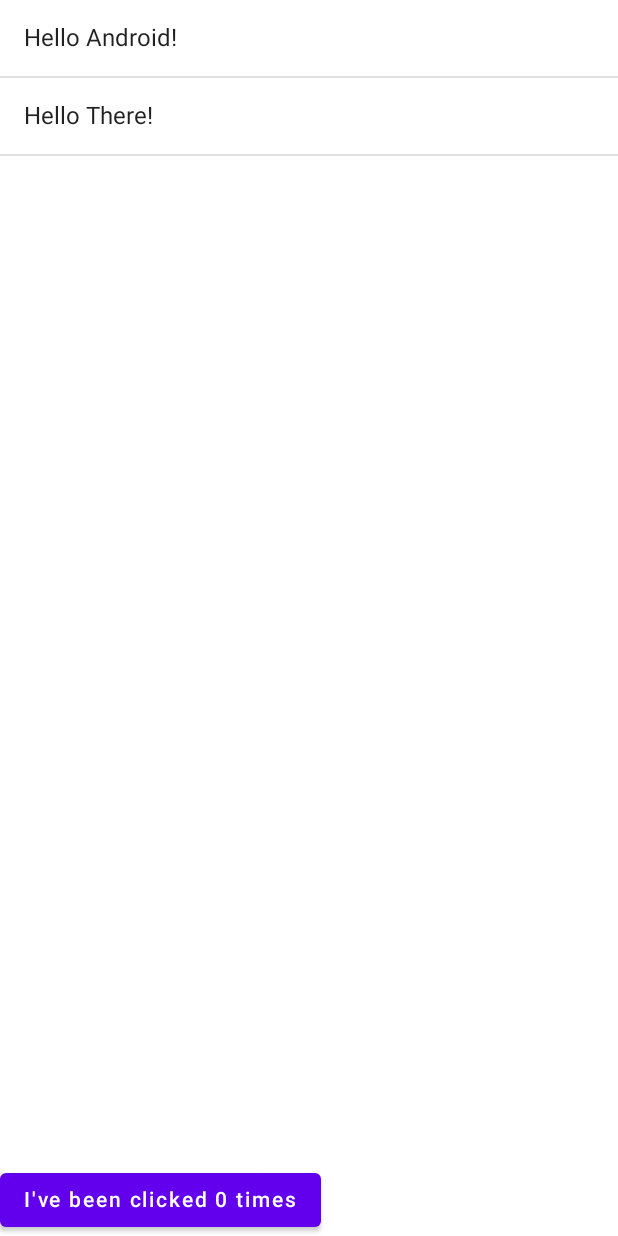
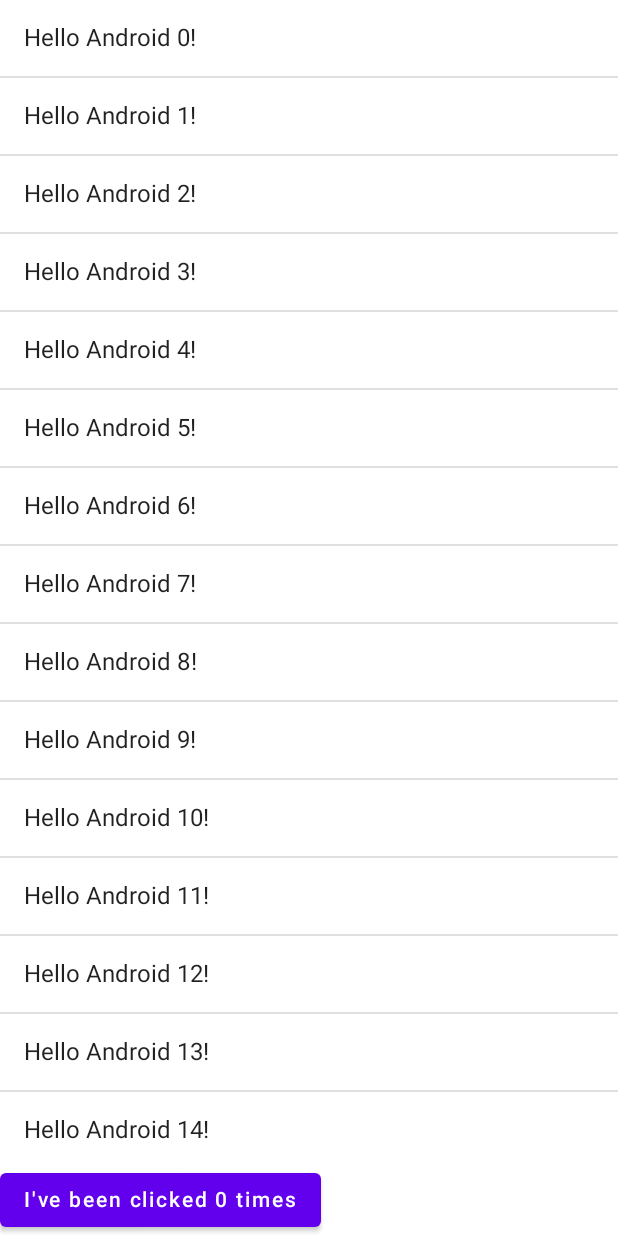
Before and after one commit to alexandregressier/compose-basics, an Android app built with Jetpack Compose: the screen it shows after launch (MainActivity), on a phone screen of 412 x 824 dp. Run offline under Robolectric (Android 15) with nearby library versions, the phone set to English and light mode, and no system bars.

Commit message:
Implement the displaying of a large list of names

```diff
--- a/app/src/main/java/dev/gressier/composebasics/MainActivity.kt
+++ b/app/src/main/java/dev/gressier/composebasics/MainActivity.kt
@@ -7,6 +7,8 @@ import androidx.compose.foundation.layout.Column
 import androidx.compose.foundation.layout.fillMaxHeight
 import androidx.compose.foundation.layout.fillMaxSize
 import androidx.compose.foundation.layout.padding
+import androidx.compose.foundation.lazy.LazyColumn
+import androidx.compose.foundation.lazy.items
 import androidx.compose.material.*
 import androidx.compose.runtime.*
 import androidx.compose.ui.Modifier
@@ -27,7 +29,7 @@ class MainActivity : ComponentActivity() {
 }
 
 @Composable
-fun MyScreenContent(names: List<String> = listOf("Android", "There")) {
+fun MyScreenContent(names: List<String> = List(1000) { "Android $it" }) {
     var counterState by remember { mutableStateOf(0) }
 
     Column(modifier = Modifier.fillMaxHeight()) {
@@ -42,8 +44,8 @@ fun MyScreenContent(names: List<String> = listOf("Android", "There")) {
 
 @Composable
 fun NamesList(names: List<String>, modifier: Modifier = Modifier) {
-    Column(modifier = modifier) {
-        names.forEach { name ->
+    LazyColumn(modifier = modifier) {
+        items(names) { name ->
             Greeting(name = name)
             Divider()
         }
```
